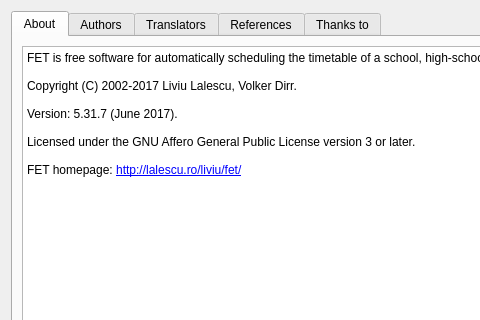
First picture: the form in src/interface/helpaboutform_template.ui, repository karandit/fet, before the edit; both pictures show x 0 to 480 and y 0 to 320 of the 690 by 430 pixel window.
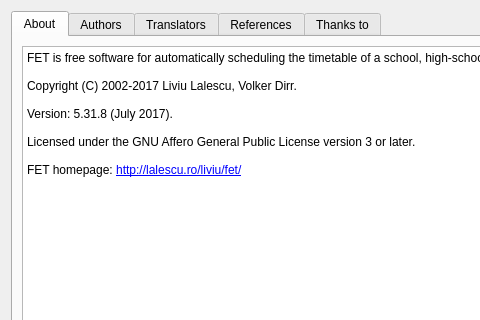
Second picture: the form after the edit.

What changed in the file:
```diff
--- a/src/interface/helpaboutform_template.ui
+++ b/src/interface/helpaboutform_template.ui
@@ -53,7 +53,7 @@
 &lt;p style=&quot;-qt-paragraph-type:empty; margin-top:0px; margin-bottom:0px; margin-left:0px; margin-right:0px; -qt-block-indent:0; text-indent:0px; font-family:'Sans Serif'; font-size:9pt;&quot;&gt;&lt;br /&gt;&lt;/p&gt;
 &lt;p style=&quot; margin-top:0px; margin-bottom:0px; margin-left:0px; margin-right:0px; -qt-block-indent:0; text-indent:0px;&quot;&gt;&lt;span style=&quot; font-family:'Sans Serif'; font-size:9pt;&quot;&gt;Copyright (C) 2002-2017 Liviu Lalescu, Volker Dirr.&lt;/span&gt;&lt;/p&gt;
 &lt;p style=&quot;-qt-paragraph-type:empty; margin-top:0px; margin-bottom:0px; margin-left:0px; margin-right:0px; -qt-block-indent:0; text-indent:0px; font-family:'Sans Serif'; font-size:9pt;&quot;&gt;&lt;br /&gt;&lt;/p&gt;
-&lt;p style=&quot; margin-top:0px; margin-bottom:0px; margin-left:0px; margin-right:0px; -qt-block-indent:0; text-indent:0px;&quot;&gt;&lt;span style=&quot; font-family:'Sans Serif'; font-size:9pt;&quot;&gt;Version: 5.31.7 (June 2017).&lt;/span&gt;&lt;/p&gt;
+&lt;p style=&quot; margin-top:0px; margin-bottom:0px; margin-left:0px; margin-right:0px; -qt-block-indent:0; text-indent:0px;&quot;&gt;&lt;span style=&quot; font-family:'Sans Serif'; font-size:9pt;&quot;&gt;Version: 5.31.8 (July 2017).&lt;/span&gt;&lt;/p&gt;
 &lt;p style=&quot;-qt-paragraph-type:empty; margin-top:0px; margin-bottom:0px; margin-left:0px; margin-right:0px; -qt-block-indent:0; text-indent:0px; font-family:'Sans Serif'; font-size:9pt;&quot;&gt;&lt;br /&gt;&lt;/p&gt;
 &lt;p style=&quot; margin-top:0px; margin-bottom:0px; margin-left:0px; margin-right:0px; -qt-block-indent:0; text-indent:0px;&quot;&gt;&lt;span style=&quot; font-family:'Sans Serif'; font-size:9pt;&quot;&gt;Licensed under the GNU Affero General Public License version 3 or later.&lt;/span&gt;&lt;/p&gt;
 &lt;p style=&quot;-qt-paragraph-type:empty; margin-top:0px; margin-bottom:0px; margin-left:0px; margin-right:0px; -qt-block-indent:0; text-indent:0px; font-family:'Sans Serif'; font-size:9pt;&quot;&gt;&lt;br /&gt;&lt;/p&gt;
```
Left out of the diff: 2 changed lines with no effect on the pictures.
